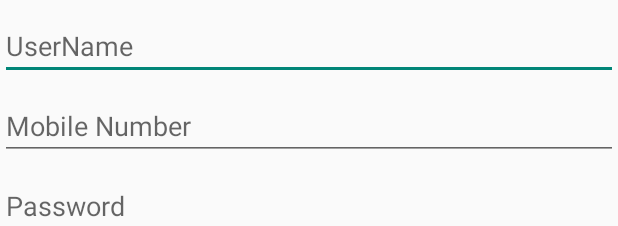
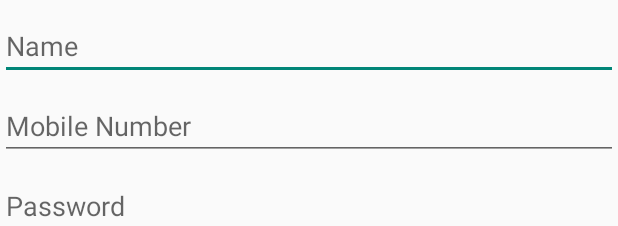
Before and after one commit to mzkaramat/NewsWordpressApp, an Android app: the layout ui_parse_signup_form.xml on its own in the app's theme, with its tools: preview values and no code run, on a phone screen of 412 x 824 dp. Shown: the top 226 px of the screen. Run offline under Robolectric (Android 15) with nearby library versions, the phone set to English and light mode, and no system bars.

```diff
--- a/app/src/main/res/values/strings.xml
+++ b/app/src/main/res/values/strings.xml
@@ -20,7 +20,7 @@
     <string name="com_parse_ui_create_account_button_label">Create account</string>
     <string name="com_parse_ui_no_username_toast">Please enter your username</string>
     <string name="com_parse_ui_no_password_toast">Please enter your password</string>
-    <string name="com_parse_ui_email_input_hint">UserName</string>
+    <string name="com_parse_ui_email_input_hint">Name</string>
     <!-- Nav Drawer Menu Items -->
     <string-array name="nav_drawer_items">
         <item >Home</item>
```
